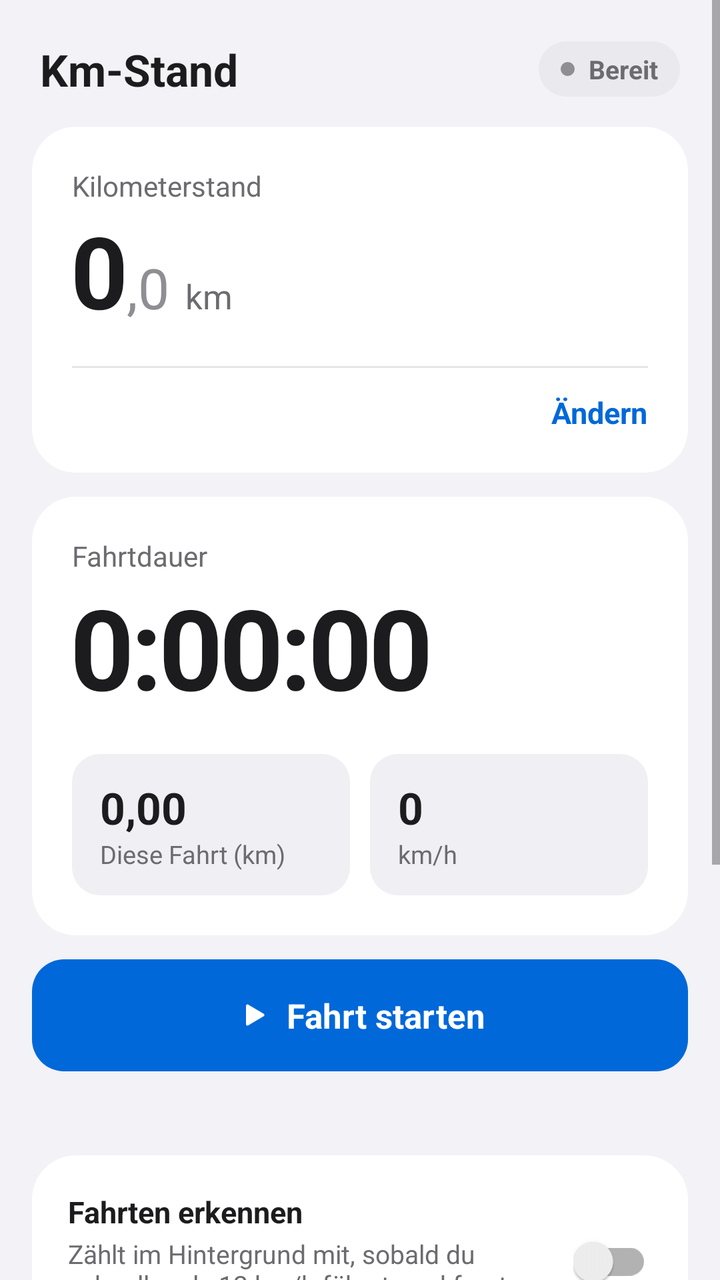
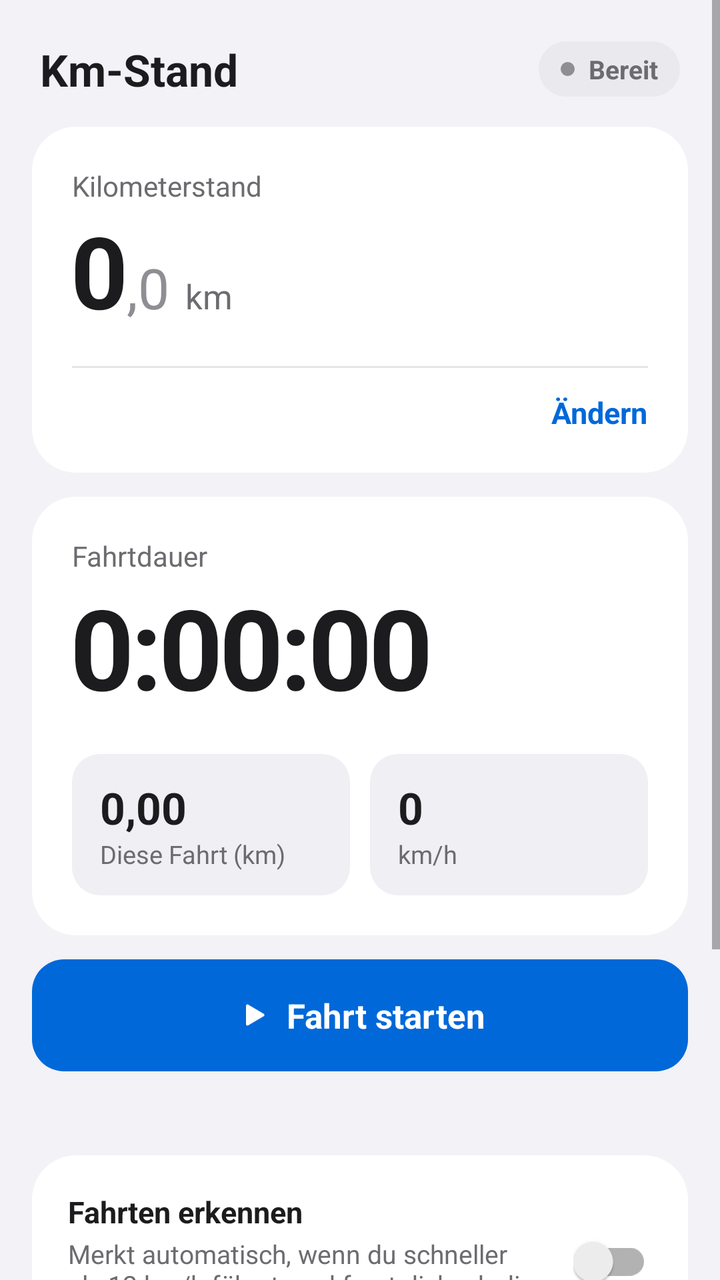

Screens rendered from an Android XML layout before and after an edit, with the pre-edit source and the edit as a unified diff.
<!-- AndroidManifest.xml: application theme Theme.KmStand -->
<!-- res/layout/activity_main.xml -->
<?xml version="1.0" encoding="utf-8"?>
<ScrollView xmlns:android="http://schemas.android.com/apk/res/android"
    android:layout_width="match_parent"
    android:layout_height="match_parent"
    android:background="@color/bg"
    android:fillViewport="true">

    <LinearLayout
        android:layout_width="match_parent"
        android:layout_height="wrap_content"
        android:orientation="vertical"
        android:paddingStart="16dp"
        android:paddingEnd="16dp"
        android:paddingTop="12dp"
        android:paddingBottom="32dp">

        
        <LinearLayout
            android:layout_width="match_parent"
            android:layout_height="wrap_content"
            android:gravity="center_vertical"
            android:orientation="horizontal"
            android:paddingStart="4dp"
            android:paddingEnd="4dp"
            android:paddingTop="8dp"
            android:paddingBottom="14dp">

            <TextView
                android:layout_width="wrap_content"
                android:layout_height="wrap_content"
                android:text="Km-Stand"
                android:textColor="@color/ink"
                android:textSize="22sp"
                android:textStyle="bold" />

            <TextView
                android:id="@+id/appVersion"
                android:layout_width="0dp"
                android:layout_height="wrap_content"
                android:layout_marginStart="8dp"
                android:layout_weight="1"
                android:textColor="@color/faint"
                android:textSize="13sp" />

            <LinearLayout
                android:id="@+id/chip"
                android:layout_width="wrap_content"
                android:layout_height="wrap_content"
                android:background="@drawable/bg_chip"
                android:gravity="center_vertical"
                android:orientation="horizontal"
                android:paddingStart="11dp"
                android:paddingEnd="11dp"
                android:paddingTop="5dp"
                android:paddingBottom="5dp">

                <View
                    android:id="@+id/chipDot"
                    android:layout_width="7dp"
                    android:layout_height="7dp"
                    android:layout_marginEnd="7dp"
                    android:background="@drawable/dot_idle" />

                <TextView
                    android:id="@+id/chipText"
                    android:layout_width="wrap_content"
                    android:layout_height="wrap_content"
                    android:text="Bereit"
                    android:textColor="@color/muted"
                    android:textSize="13sp"
                    android:textStyle="bold" />
            </LinearLayout>
        </LinearLayout>

        
        <LinearLayout
            android:id="@+id/pendCard"
            android:layout_width="match_parent"
            android:layout_height="wrap_content"
            android:layout_marginBottom="12dp"
            android:background="@drawable/bg_card"
            android:orientation="vertical"
            android:padding="18dp"
            android:visibility="gone">

            <TextView
                android:layout_width="wrap_content"
                android:layout_height="wrap_content"
                android:text="Fahrt erkannt – mitzählen?"
                android:textColor="@color/ink"
                android:textSize="17sp"
                android:textStyle="bold" />

            <TextView
                android:id="@+id/pendText"
                android:layout_width="wrap_content"
                android:layout_height="wrap_content"
                android:layout_marginTop="4dp"
                android:fontFeatureSettings="tnum"
                android:textColor="@color/muted"
                android:textSize="14sp" />

            <LinearLayout
                android:layout_width="match_parent"
                android:layout_height="wrap_content"
                android:layout_marginTop="14dp"
                android:orientation="horizontal">

                <TextView
                    android:id="@+id/pendYes"
                    android:layout_width="0dp"
                    android:layout_height="50dp"
                    android:layout_weight="1"
                    android:background="@drawable/bg_btn_start"
                    android:clickable="true"
                    android:focusable="true"
                    android:gravity="center"
                    android:text="Ja, zählen"
                    android:textColor="@color/on_accent"
                    android:textSize="16sp"
                    android:textStyle="bold" />

                <TextView
                    android:id="@+id/pendNo"
                    android:layout_width="0dp"
                    android:layout_height="50dp"
                    android:layout_marginStart="10dp"
                    android:layout_weight="1"
                    android:background="@drawable/bg_btn_glass"
                    android:clickable="true"
                    android:focusable="true"
                    android:gravity="center"
                    android:text="Nein"
                    android:textColor="@color/ink"
                    android:textSize="16sp"
                    android:textStyle="bold" />
            </LinearLayout>
        </LinearLayout>

        
        <LinearLayout
            android:layout_width="match_parent"
            android:layout_height="wrap_content"
            android:background="@drawable/bg_card"
            android:orientation="vertical"
            android:paddingStart="20dp"
            android:paddingEnd="20dp"
            android:paddingTop="20dp"
            android:paddingBottom="8dp">

            <TextView
                android:layout_width="wrap_content"
                android:layout_height="wrap_content"
                android:text="Kilometerstand"
                android:textColor="@color/muted"
                android:textSize="14sp" />

            <LinearLayout
                android:layout_width="wrap_content"
                android:layout_height="wrap_content"
                android:layout_marginTop="6dp"
                android:baselineAligned="true"
                android:orientation="horizontal">

                <TextView
                    android:id="@+id/odoInt"
                    android:layout_width="wrap_content"
                    android:layout_height="wrap_content"
                    android:fontFeatureSettings="tnum"
                    android:includeFontPadding="false"
                    android:letterSpacing="-0.03"
                    android:maxLines="1"
                    android:text="0"
                    android:textColor="@color/ink"
                    android:textSize="50sp"
                    android:textStyle="bold" />

                <TextView
                    android:id="@+id/odoDec"
                    android:layout_width="wrap_content"
                    android:layout_height="wrap_content"
                    android:fontFeatureSettings="tnum"
                    android:text=",0"
                    android:textColor="@color/faint"
                    android:textSize="28sp" />

                <TextView
                    android:layout_width="wrap_content"
                    android:layout_height="wrap_content"
                    android:layout_marginStart="8dp"
                    android:text="km"
                    android:textColor="@color/muted"
                    android:textSize="17sp" />
            </LinearLayout>

            <View
                android:layout_width="match_parent"
                android:layout_height="1dp"
                android:layout_marginTop="16dp"
                android:background="@color/line" />

            <LinearLayout
                android:layout_width="match_parent"
                android:layout_height="wrap_content"
                android:gravity="center_vertical"
                android:orientation="horizontal">

                <TextView
                    android:id="@+id/since"
                    android:layout_width="0dp"
                    android:layout_height="wrap_content"
                    android:layout_weight="1"
                    android:textColor="@color/muted"
                    android:textSize="13sp" />

                <TextView
                    android:id="@+id/btnEdit"
                    android:layout_width="wrap_content"
                    android:layout_height="wrap_content"
                    android:background="?attr/selectableItemBackgroundBorderless"
                    android:paddingStart="12dp"
                    android:paddingTop="12dp"
                    android:paddingBottom="12dp"
                    android:text="Ändern"
                    android:textColor="@color/link"
                    android:textSize="15sp"
                    android:textStyle="bold" />
            </LinearLayout>
        </LinearLayout>

        
        <LinearLayout
            android:layout_width="match_parent"
            android:layout_height="wrap_content"
            android:layout_marginTop="12dp"
            android:background="@drawable/bg_card"
            android:orientation="vertical"
            android:padding="20dp">

            <TextView
                android:layout_width="wrap_content"
                android:layout_height="wrap_content"
                android:text="Fahrtdauer"
                android:textColor="@color/muted"
                android:textSize="14sp" />

            <LinearLayout
                android:layout_width="wrap_content"
                android:layout_height="wrap_content"
                android:layout_marginTop="6dp"
                android:baselineAligned="true"
                android:orientation="horizontal">

                <TextView
                    android:id="@+id/tvDays"
                    android:layout_width="wrap_content"
                    android:layout_height="wrap_content"
                    android:layout_marginEnd="10dp"
                    android:textColor="@color/muted"
                    android:textSize="26sp"
                    android:textStyle="bold"
                    android:visibility="gone" />

                <TextView
                    android:id="@+id/tvClock"
                    android:layout_width="wrap_content"
                    android:layout_height="wrap_content"
                    android:fontFeatureSettings="tnum"
                    android:includeFontPadding="false"
                    android:letterSpacing="-0.03"
                    android:maxLines="1"
                    android:text="0:00:00"
                    android:textColor="@color/ink"
                    android:textSize="56sp"
                    android:textStyle="bold" />
            </LinearLayout>

            <LinearLayout
                android:layout_width="match_parent"
                android:layout_height="wrap_content"
                android:layout_marginTop="18dp"
                android:orientation="horizontal">

                <LinearLayout
                    android:layout_width="0dp"
                    android:layout_height="wrap_content"
                    android:layout_marginEnd="5dp"
                    android:layout_weight="1"
                    android:background="@drawable/bg_stat"
                    android:orientation="vertical"
                    android:paddingStart="14dp"
                    android:paddingEnd="14dp"
                    android:paddingTop="12dp"
                    android:paddingBottom="12dp">

                    <TextView
                        android:id="@+id/tripKm"
                        android:layout_width="wrap_content"
                        android:layout_height="wrap_content"
                        android:fontFeatureSettings="tnum"
                        android:text="0,00"
                        android:textColor="@color/ink"
                        android:textSize="22sp"
                        android:textStyle="bold" />

                    <TextView
                        android:layout_width="wrap_content"
                        android:layout_height="wrap_content"
                        android:text="Diese Fahrt (km)"
                        android:textColor="@color/muted"
                        android:textSize="12.5sp" />
                </LinearLayout>

                <LinearLayout
                    android:layout_width="0dp"
                    android:layout_height="wrap_content"
                    android:layout_marginStart="5dp"
                    android:layout_weight="1"
                    android:background="@drawable/bg_stat"
                    android:orientation="vertical"
                    android:paddingStart="14dp"
                    android:paddingEnd="14dp"
                    android:paddingTop="12dp"
                    android:paddingBottom="12dp">

                    <TextView
                        android:id="@+id/speed"
                        android:layout_width="wrap_content"
                        android:layout_height="wrap_content"
                        android:fontFeatureSettings="tnum"
                        android:text="0"
                        android:textColor="@color/ink"
                        android:textSize="22sp"
                        android:textStyle="bold" />

                    <TextView
                        android:layout_width="wrap_content"
                        android:layout_height="wrap_content"
                        android:text="km/h"
                        android:textColor="@color/muted"
                        android:textSize="12.5sp" />
                </LinearLayout>
            </LinearLayout>
        </LinearLayout>

        
        <LinearLayout
            android:layout_width="match_parent"
            android:layout_height="wrap_content"
            android:layout_marginTop="12dp"
            android:orientation="horizontal">

            <LinearLayout
                android:id="@+id/btnMain"
                android:layout_width="0dp"
                android:layout_height="56dp"
                android:layout_weight="1"
                android:background="@drawable/bg_btn_start"
                android:clickable="true"
                android:focusable="true"
                android:foreground="?attr/selectableItemBackground"
                android:gravity="center"
                android:orientation="horizontal">

                <ImageView
                    android:id="@+id/btnMainIcon"
                    android:layout_width="17dp"
                    android:layout_height="17dp"
                    android:importantForAccessibility="no"
                    android:src="@drawable/ic_play" />

                <TextView
                    android:id="@+id/btnMainText"
                    android:layout_width="wrap_content"
                    android:layout_height="wrap_content"
                    android:layout_marginStart="9dp"
                    android:text="Fahrt starten"
                    android:textColor="@color/on_accent"
                    android:textSize="17sp"
                    android:textStyle="bold" />
            </LinearLayout>

            <LinearLayout
                android:id="@+id/btnStop"
                android:layout_width="0dp"
                android:layout_height="56dp"
                android:layout_marginStart="10dp"
                android:layout_weight="1"
                android:background="@drawable/bg_btn_stop"
                android:clickable="true"
                android:focusable="true"
                android:foreground="?attr/selectableItemBackground"
                android:gravity="center"
                android:orientation="horizontal"
                android:visibility="gone">

                <ImageView
                    android:layout_width="15dp"
                    android:layout_height="15dp"
                    android:importantForAccessibility="no"
                    android:src="@drawable/ic_stop" />

                <TextView
                    android:layout_width="wrap_content"
                    android:layout_height="wrap_content"
                    android:layout_marginStart="9dp"
                    android:text="Beenden"
                    android:textColor="#FFFFFF"
                    android:textSize="17sp"
                    android:textStyle="bold" />
            </LinearLayout>
        </LinearLayout>

        <TextView
            android:id="@+id/status"
            android:layout_width="match_parent"
            android:layout_height="wrap_content"
            android:layout_marginTop="10dp"
            android:gravity="center"
            android:minHeight="20dp"
            android:textColor="@color/muted"
            android:textSize="13sp" />

        
        <LinearLayout
            android:id="@+id/setupCard"
            android:layout_width="match_parent"
            android:layout_height="wrap_content"
            android:layout_marginTop="20dp"
            android:background="@drawable/bg_card"
            android:orientation="vertical"
            android:padding="18dp"
            android:visibility="gone">

            <TextView
                android:layout_width="wrap_content"
                android:layout_height="wrap_content"
                android:text="Einrichtung"
                android:textColor="@color/ink"
                android:textSize="15sp"
                android:textStyle="bold" />

            <TextView
                android:layout_width="wrap_content"
                android:layout_height="wrap_content"
                android:layout_marginTop="2dp"
                android:text="Damit die App im Hintergrund misst und dich erinnert, fehlt noch:"
                android:textColor="@color/muted"
                android:textSize="13sp" />

            <LinearLayout
                android:id="@+id/setupList"
                android:layout_width="match_parent"
                android:layout_height="wrap_content"
                android:layout_marginTop="4dp"
                android:orientation="vertical" />
        </LinearLayout>

        
        <LinearLayout
            android:layout_width="match_parent"
            android:layout_height="wrap_content"
            android:layout_marginTop="12dp"
            android:background="@drawable/bg_card"
            android:orientation="vertical"
            android:padding="18dp">

            <LinearLayout
                android:layout_width="match_parent"
                android:layout_height="wrap_content"
                android:gravity="center_vertical"
                android:orientation="horizontal">

                <LinearLayout
                    android:layout_width="0dp"
                    android:layout_height="wrap_content"
                    android:layout_marginEnd="12dp"
                    android:layout_weight="1"
                    android:orientation="vertical">

                    <TextView
                        android:layout_width="wrap_content"
                        android:layout_height="wrap_content"
                        android:text="Fahrten erkennen"
                        android:textColor="@color/ink"
                        android:textSize="15sp"
                        android:textStyle="bold" />

                    <TextView
                        android:layout_width="wrap_content"
                        android:layout_height="wrap_content"
                        android:layout_marginTop="2dp"
                        android:text="Zählt im Hintergrund mit, sobald du schneller als 12 km/h fährst, und fragt dann, ob die Fahrt zählen soll."
                        android:textColor="@color/muted"
                        android:textSize="13sp" />
                </LinearLayout>

                <androidx.appcompat.widget.SwitchCompat
                    android:id="@+id/swDetect"
                    android:layout_width="wrap_content"
                    android:layout_height="wrap_content" />
            </LinearLayout>

            <View
                android:layout_width="match_parent"
                android:layout_height="1dp"
                android:layout_marginTop="14dp"
                android:layout_marginBottom="14dp"
                android:background="@color/line" />

            <LinearLayout
                android:layout_width="match_parent"
                android:layout_height="wrap_content"
                android:gravity="center_vertical"
                android:orientation="horizontal">

                <LinearLayout
                    android:layout_width="0dp"
                    android:layout_height="wrap_content"
                    android:layout_marginEnd="12dp"
                    android:layout_weight="1"
                    android:orientation="vertical">

                    <TextView
                        android:layout_width="wrap_content"
                        android:layout_height="wrap_content"
                        android:text="Ohne Nachfrage zählen"
                        android:textColor="@color/ink"
                        android:textSize="15sp"
                        android:textStyle="bold" />

                    <TextView
                        android:layout_width="wrap_content"
                        android:layout_height="wrap_content"
                        android:layout_marginTop="2dp"
                        android:text="Erkannte Fahrten sofort zum Km-Stand dazuzählen, ohne zu fragen."
                        android:textColor="@color/muted"
                        android:textSize="13sp" />
                </LinearLayout>

                <androidx.appcompat.widget.SwitchCompat
                    android:id="@+id/swAuto"
                    android:layout_width="wrap_content"
                    android:layout_height="wrap_content" />
            </LinearLayout>
        </LinearLayout>

        
        <LinearLayout
            android:layout_width="match_parent"
            android:layout_height="wrap_content"
            android:layout_marginTop="12dp"
            android:background="@drawable/bg_card"
            android:gravity="center_vertical"
            android:orientation="horizontal"
            android:padding="18dp">

            <LinearLayout
                android:layout_width="0dp"
                android:layout_height="wrap_content"
                android:layout_marginEnd="12dp"
                android:layout_weight="1"
                android:orientation="vertical">

                <TextView
                    android:layout_width="wrap_content"
                    android:layout_height="wrap_content"
                    android:text="App-Update"
                    android:textColor="@color/ink"
                    android:textSize="15sp"
                    android:textStyle="bold" />

                <TextView
                    android:id="@+id/updText"
                    android:layout_width="wrap_content"
                    android:layout_height="wrap_content"
                    android:layout_marginTop="2dp"
                    android:textColor="@color/muted"
                    android:textSize="13sp" />
            </LinearLayout>

            <TextView
                android:id="@+id/updAction"
                android:layout_width="wrap_content"
                android:layout_height="wrap_content"
                android:minHeight="40dp"
                android:gravity="center"
                android:paddingStart="14dp"
                android:paddingEnd="14dp"
                android:text="Prüfen"
                android:textColor="@color/link"
                android:textSize="15sp"
                android:textStyle="bold" />
        </LinearLayout>

        
        <TextView
            android:layout_width="wrap_content"
            android:layout_height="wrap_content"
            android:layout_marginStart="4dp"
            android:layout_marginTop="26dp"
            android:layout_marginBottom="10dp"
            android:text="Letzte Fahrten"
            android:textColor="@color/ink"
            android:textSize="17sp"
            android:textStyle="bold" />

        <LinearLayout
            android:id="@+id/tripList"
            android:layout_width="match_parent"
            android:layout_height="wrap_content"
            android:background="@drawable/bg_card"
            android:orientation="vertical"
            android:paddingStart="18dp"
            android:paddingEnd="18dp" />
    </LinearLayout>
</ScrollView>
<!-- resources referenced by this layout -->
<resources>
  <color name="bg">#F2F2F7</color>
  <color name="faint">#8E8E93</color>
  <color name="ink">#1C1C1E</color>
  <color name="line">#E5E5EA</color>
  <color name="link">#0068D9</color>
  <color name="muted">#6C6C70</color>
  <color name="on_accent">#FFFFFF</color>
  <!-- drawable bg_btn_glass (drawable) -->
  <?xml version="1.0" encoding="utf-8"?>
  <shape xmlns:android="http://schemas.android.com/apk/res/android" android:shape="rectangle">
      <solid android:color="@color/surface2" />
      <corners android:radius="16dp" />
  </shape>
  <!-- drawable bg_btn_start (drawable) -->
  <?xml version="1.0" encoding="utf-8"?>
  <shape xmlns:android="http://schemas.android.com/apk/res/android" android:shape="rectangle">
      <solid android:color="@color/accent" />
      <corners android:radius="16dp" />
  </shape>
  <!-- drawable bg_btn_stop (drawable) -->
  <?xml version="1.0" encoding="utf-8"?>
  <shape xmlns:android="http://schemas.android.com/apk/res/android" android:shape="rectangle">
      <solid android:color="@color/stop" />
      <corners android:radius="16dp" />
  </shape>
  <!-- drawable bg_card (drawable) -->
  <?xml version="1.0" encoding="utf-8"?>
  <shape xmlns:android="http://schemas.android.com/apk/res/android" android:shape="rectangle">
      <solid android:color="@color/surface" />
      <corners android:radius="22dp" />
  </shape>
  <!-- drawable bg_chip (drawable) -->
  <?xml version="1.0" encoding="utf-8"?>
  <shape xmlns:android="http://schemas.android.com/apk/res/android" android:shape="rectangle">
      <solid android:color="@color/idle_soft" />
      <corners android:radius="999dp" />
  </shape>
  <!-- drawable bg_stat (drawable) -->
  <?xml version="1.0" encoding="utf-8"?>
  <shape xmlns:android="http://schemas.android.com/apk/res/android" android:shape="rectangle">
      <solid android:color="@color/surface2" />
      <corners android:radius="14dp" />
  </shape>
  <!-- drawable dot_idle (drawable) -->
  <?xml version="1.0" encoding="utf-8"?>
  <shape xmlns:android="http://schemas.android.com/apk/res/android" android:shape="oval">
      <solid android:color="@color/faint" />
  </shape>
  <!-- drawable ic_play (drawable) -->
  <vector xmlns:android="http://schemas.android.com/apk/res/android"
      android:width="18dp" android:height="18dp" android:viewportWidth="24" android:viewportHeight="24">
      <path android:fillColor="#FFFFFF"
          android:pathData="M8,5.5v13a1,1 0,0 0,1.5 0.86l11,-6.5a1,1 0,0 0,0 -1.72l-11,-6.5A1,1 0,0 0,8 5.5z" />
  </vector>
  <!-- drawable ic_stop (drawable) -->
  <vector xmlns:android="http://schemas.android.com/apk/res/android"
      android:width="16dp" android:height="16dp" android:viewportWidth="24" android:viewportHeight="24">
      <path android:fillColor="#FFFFFF"
          android:pathData="M8,5h8a3,3 0,0 1,3 3v8a3,3 0,0 1,-3 3h-8a3,3 0,0 1,-3 -3v-8a3,3 0,0 1,3 -3z" />
  </vector>
  <style name="Theme.KmStand" parent="Theme.AppCompat.DayNight.NoActionBar">
          <item name="colorPrimary">@color/accent</item>
          <item name="colorPrimaryDark">@color/bg</item>
          <item name="colorAccent">@color/accent</item>
          <item name="android:windowBackground">@color/bg</item>
          <item name="android:statusBarColor">@color/bg</item>
          <item name="android:navigationBarColor">@color/bg</item>
          <item name="android:windowLightStatusBar">@bool/light_bars</item>
          <item name="android:windowLightNavigationBar">@bool/light_bars</item>
      </style>
  <color name="surface2">#EFEFF4</color>
  <color name="accent">#0068D9</color>
  <color name="stop">#D70015</color>
  <color name="surface">#FFFFFF</color>
  <color name="idle_soft">#E9E9EE</color>
</resources>

<!-- the commit's change to res/layout/activity_main.xml (unified diff, before → after) -->
@@ -84,6 +84,7 @@
             android:visibility="gone">
 
             <TextView
+                android:id="@+id/pendTitle"
                 android:layout_width="wrap_content"
                 android:layout_height="wrap_content"
                 android:text="Fahrt erkannt – mitzählen?"
@@ -490,7 +491,7 @@
                         android:layout_width="wrap_content"
                         android:layout_height="wrap_content"
                         android:layout_marginTop="2dp"
-                        android:text="Zählt im Hintergrund mit, sobald du schneller als 12 km/h fährst, und fragt dann, ob die Fahrt zählen soll."
+                        android:text="Merkt automatisch, wenn du schneller als 12 km/h fährst, und fragt dich, ob die Fahrt zum Km-Stand zählen soll."
                         android:textColor="@color/muted"
                         android:textSize="13sp" />
                 </LinearLayout>
@@ -501,48 +502,6 @@
                     android:layout_height="wrap_content" />
             </LinearLayout>
 
-            <View
-                android:layout_width="match_parent"
-                android:layout_height="1dp"
-                android:layout_marginTop="14dp"
-                android:layout_marginBottom="14dp"
-                android:background="@color/line" />
-
-            <LinearLayout
-                android:layout_width="match_parent"
-                android:layout_height="wrap_content"
-                android:gravity="center_vertical"
-                android:orientation="horizontal">
-
-                <LinearLayout
-                    android:layout_width="0dp"
-                    android:layout_height="wrap_content"
-                    android:layout_marginEnd="12dp"
-                    android:layout_weight="1"
-                    android:orientation="vertical">
-
-                    <TextView
-                        android:layout_width="wrap_content"
-                        android:layout_height="wrap_content"
-                        android:text="Ohne Nachfrage zählen"
-                        android:textColor="@color/ink"
-                        android:textSize="15sp"
-                        android:textStyle="bold" />
-
-                    <TextView
-                        android:layout_width="wrap_content"
-                        android:layout_height="wrap_content"
-                        android:layout_marginTop="2dp"
-                        android:text="Erkannte Fahrten sofort zum Km-Stand dazuzählen, ohne zu fragen."
-                        android:textColor="@color/muted"
-                        android:textSize="13sp" />
-                </LinearLayout>
-
-                <androidx.appcompat.widget.SwitchCompat
-                    android:id="@+id/swAuto"
-                    android:layout_width="wrap_content"
-                    android:layout_height="wrap_content" />
-            </LinearLayout>
         </LinearLayout>
 
         
